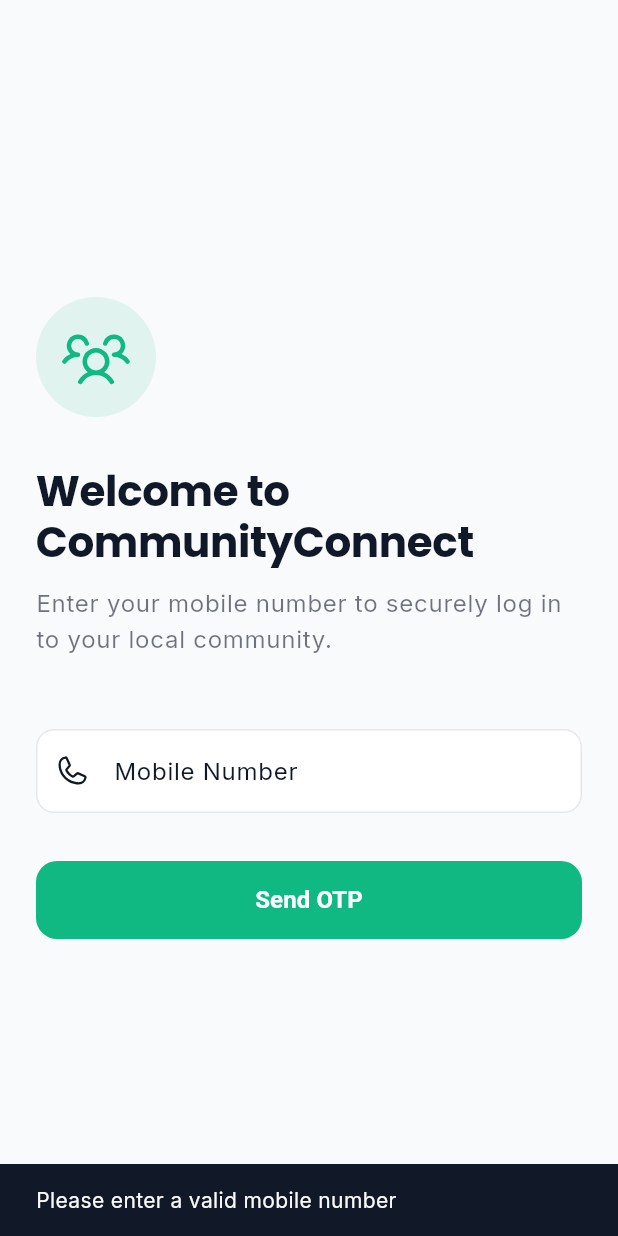
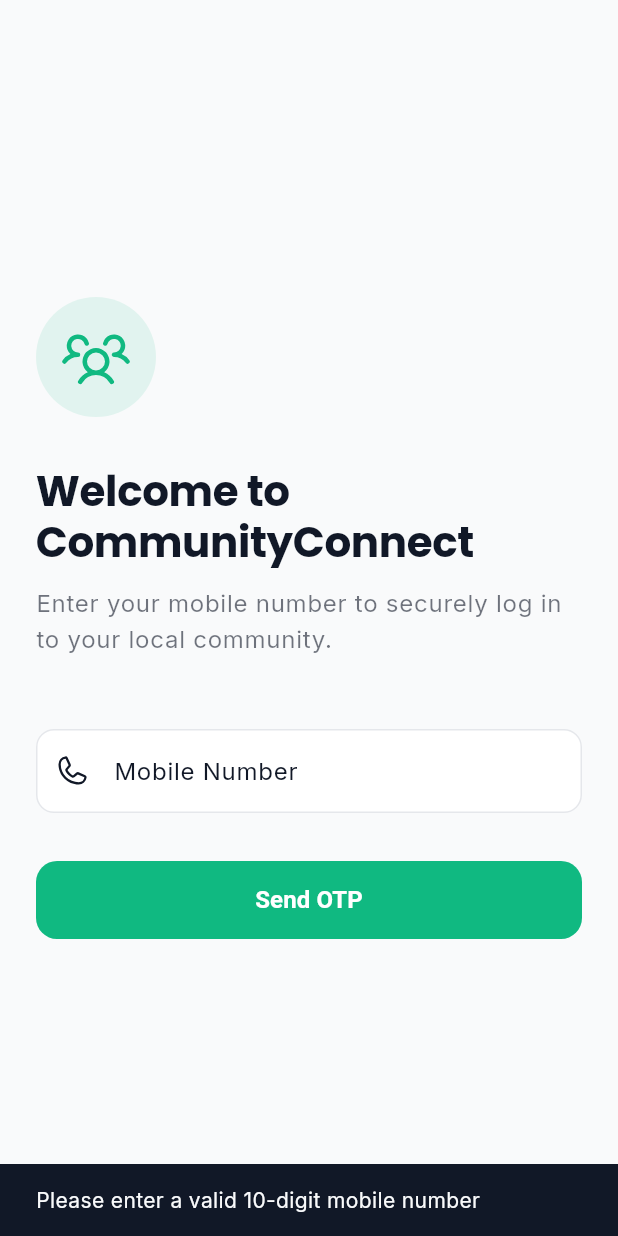
Before and after one commit to SudoAnirudh/Community_Connect, a Flutter app: the screen it shows after launch, after a tap on "Send OTP", on a phone screen of 412 x 824 dp. Run offline on Flutter 3.47's test engine with Material 3 defaults, Android fonts, the phone set to English and light mode, and no system bars; our stand-ins replace firebase_auth, firebase_core, flutter_riverpod, go_router, google_fonts, phosphor_flutter and 1 more; accounts and stored records are empty.

Commit message:
feat: format phone number to E.164 and update validation message in login screen

```diff
--- a/mobile/lib/features/auth/screens/login_screen.dart
+++ b/mobile/lib/features/auth/screens/login_screen.dart
@@ -23,12 +23,17 @@ class _LoginScreenState extends ConsumerState<LoginScreen> {
   }
 
   void _handleSendOtp() {
-    final phone = _phoneController.text.trim();
+    String phone = _phoneController.text.trim();
     if (phone.length >= 10) {
+      // Ensure E.164 format required by Firebase
+      if (!phone.startsWith('+')) {
+        // Assume India country code if not provided since prefixText is '+91 '
+        phone = '+91$phone';
+      }
       ref.read(authProvider.notifier).sendOtp(phone);
     } else {
       ScaffoldMessenger.of(context).showSnackBar(
-        const SnackBar(content: Text('Please enter a valid mobile number')),
+        const SnackBar(content: Text('Please enter a valid 10-digit mobile number')),
       );
     }
   }
```
